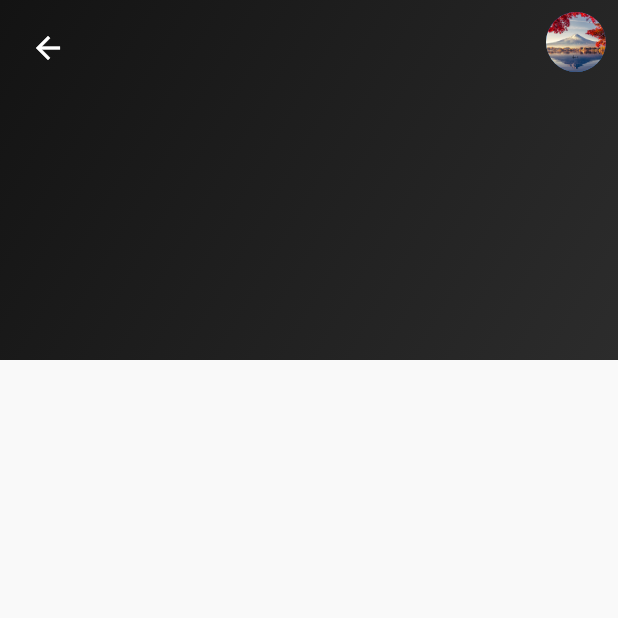
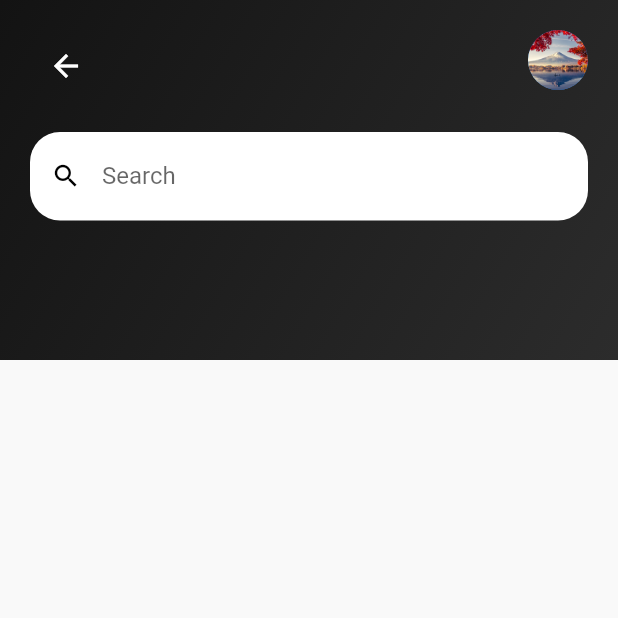
Before and after one commit to bimbo-ade/MyCoffee, a Flutter app: the HomeScreen screen opened directly, on a phone screen of 412 x 824 dp, the top half of it. Run offline on Flutter 3.47's test engine with Material 2 defaults, Android fonts, the phone set to English and light mode, and no system bars.

Commit message:
search field added

```diff
--- a/lib/home_screen.dart
+++ b/lib/home_screen.dart
@@ -2,6 +2,8 @@ import 'package:flutter/material.dart';
 
 class HomeScreen extends StatelessWidget {
   const HomeScreen({super.key});
+
+  // final TextEditingController _searchController = TextEditingController();
 
   @override
   Widget build(BuildContext context) {
@@ -25,8 +27,11 @@ class HomeScreen extends StatelessWidget {
               width: double.infinity,
               height: 240,
               child: Padding(
-                  padding: const EdgeInsets.all(8.0),
-                  child: Row(
+                padding: const EdgeInsets.all(20.0),
+                child: Column(
+                  crossAxisAlignment: CrossAxisAlignment.start,
+                  children: [
+                    Row(
                       mainAxisAlignment: MainAxisAlignment.spaceBetween,
                       crossAxisAlignment: CrossAxisAlignment.start,
                       children: [
@@ -42,10 +47,37 @@ class HomeScreen extends StatelessWidget {
                         const CircleAvatar(
                           backgroundImage: AssetImage('assets/image.jpg'),
                           radius: 20,
+                        ),
+                      ],
+                    ),
+                    const SizedBox(height: 20.0),
+                    Column(
+                      // mainAxisAlignment: MainAxisAlignment.start,
+                      // crossAxisAlignment: CrossAxisAlignment.start,
+                      children: [
+                        Container(
+                          decoration: BoxDecoration(
+                              color: Colors.white,
+                              borderRadius: BorderRadius.circular(20)),
+                          child: const TextField(
+                            // controller: _searchController,
+                            decoration: InputDecoration(
+                                labelText: 'Search',
+                                hintText: 'Search...',
+                                prefixIcon: Icon(
+                                  Icons.search,
+                                  color: Colors.black,
+                                  size: 20,
+                                ),
+                                border: InputBorder.none),
+                          ),
+                        ),
+                      ],
                     )
                   ],
                 ),
-                )),
+              ),
+            ),
           ],
         ),
       ),
```
Lines whose indentation alone changed are shown as unchanged.
